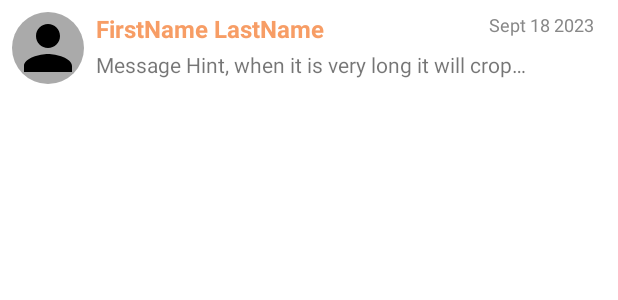
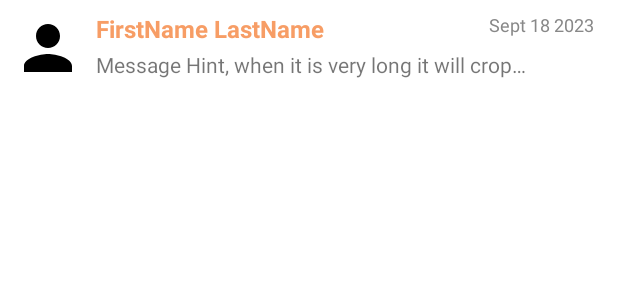
Before and after one commit to kianhk6/SFULonge, an Android app: the layout chat_room_list_view_item.xml on its own in the app's theme, with its tools: preview values and no code run, on a phone screen of 412 x 824 dp. Shown: the top 300 px of the screen. Run offline under Robolectric (Android 15) with nearby library versions, the phone set to English and light mode, and no system bars.

Commit message:
removed FirstName LastName, stylistic changes, enforced rounded imageview (i think)

```diff
--- a/app/build.gradle.kts
+++ b/app/build.gradle.kts
@@ -66,4 +66,7 @@ dependencies {
     testImplementation("junit:junit:4.13.2")
     androidTestImplementation("androidx.test.ext:junit:1.1.5")
     androidTestImplementation("androidx.test.espresso:espresso-core:3.5.1")
+
+    implementation ("de.hdodenhof:circleimageview:3.1.0")
+
 }
--- a/app/src/main/res/layout/chat_room_list_view_item.xml
+++ b/app/src/main/res/layout/chat_room_list_view_item.xml
@@ -5,9 +5,10 @@
     xmlns:tools="http://schemas.android.com/tools"
     android:layout_width="match_parent"
     android:layout_height="wrap_content"
-    android:padding="8dp">
+    android:padding="8dp"
+    tools:ignore="MissingClass">
 
-    <ImageView
+    <de.hdodenhof.circleimageview.CircleImageView
         android:id="@+id/image"
         android:layout_width="48dp"
         android:layout_height="48dp"
@@ -17,7 +18,6 @@
         android:src="@drawable/baseline_person_24"
         app:layout_constraintDimensionRatio="1:1"
         android:contentDescription="@string/content_description_profile_picture"
-        android:background="@drawable/circle_background"
         android:layout_marginEnd="8dp"/>
 
     <TextView
--- a/app/src/main/res/layout/fragment_chats.xml
+++ b/app/src/main/res/layout/fragment_chats.xml
@@ -5,8 +5,7 @@
     android:layout_width="match_parent"
     android:layout_height="match_parent"
     android:orientation="vertical"
-    tools:context=".ui.chats.ChatsFragment"
-    android:background="@color/chat_background">
+    tools:context=".ui.chats.ChatsFragment">
 
     <TextView
         android:layout_width="match_parent"
```
Also changed, not shown: app/src/main/res/layout/activity_messages.xml (+0 -12 lines).
